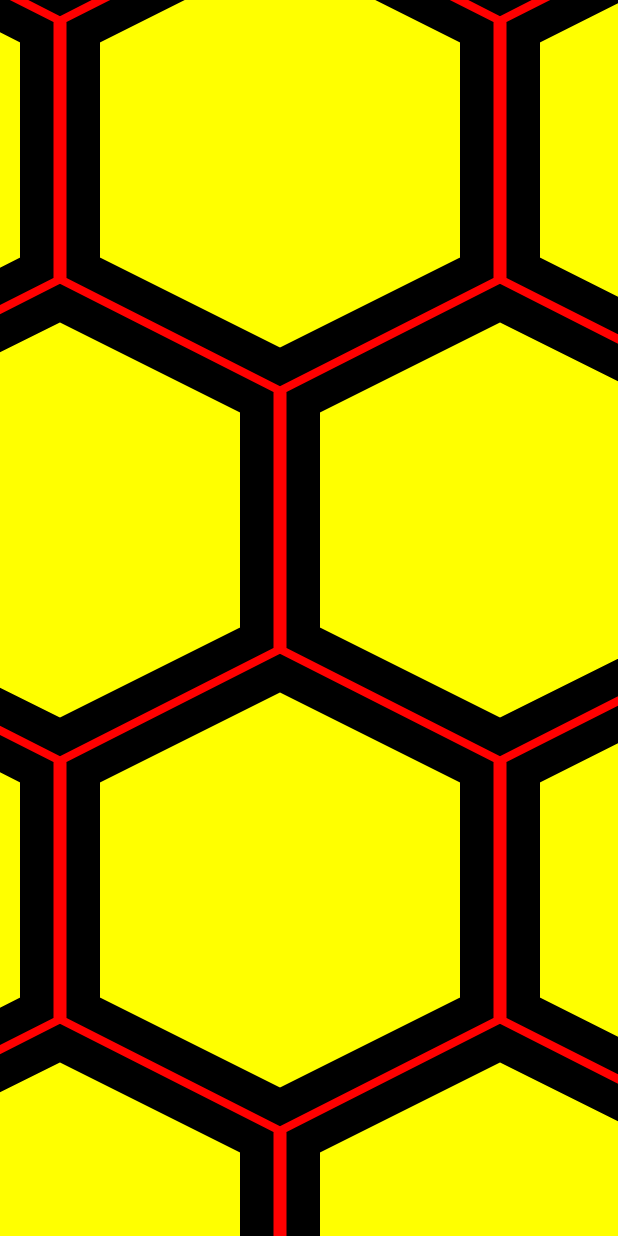
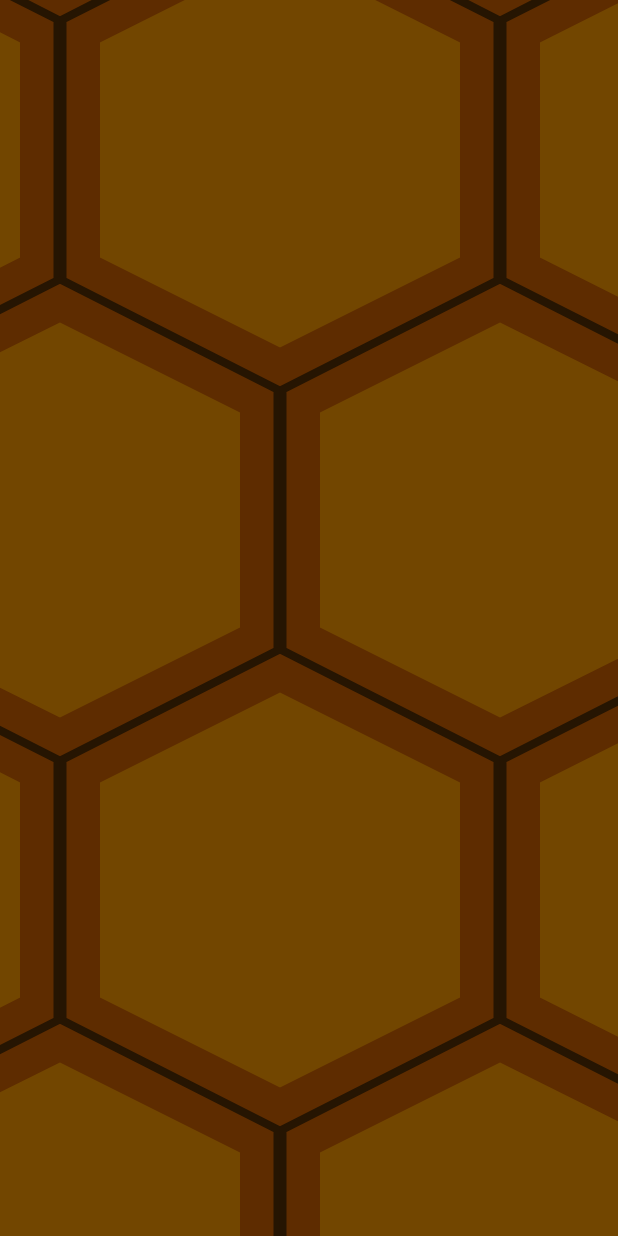
Before and after one commit to Jung-Eric/Paradyss_Project, an Android app: the screen it shows after launch (MainActivity), on a phone screen of 412 x 824 dp. Run offline under Robolectric (Android 15) with nearby library versions, the phone set to English and light mode, and no system bars.

Commit message:
almost function added

```diff
--- a/Paradyss_v001/app/src/main/java/com/example/paradyss_v1/MainActivity.java
+++ b/Paradyss_v001/app/src/main/java/com/example/paradyss_v1/MainActivity.java
@@ -23,6 +23,8 @@ import android.view.Window;
 import android.view.WindowManager;
 
 import java.util.Random;
+import java.util.TimerTask;
+
 
 public class MainActivity extends AppCompatActivity {
 
@@ -33,6 +35,8 @@ public class MainActivity extends AppCompatActivity {
     private SensorEventListener mAccLis;
     private Sensor mAccelometerSensor = null;
 
+    public int x = 0;
+    public int y = 0;
 
     // 위 아래 블록 세트 여부 0이면 1->2 / 1이면 2->1
     public int blockBool = 0;
@@ -56,6 +60,10 @@ public class MainActivity extends AppCompatActivity {
 
     //10개 행 중에서 4칸을 넘어가면 새로
 
+
+    // 우선 뷰는 새로 하나 만든다.
+    //MyView my_nv = new MyView(this);
+
     @Override
     protected void onCreate(Bundle savedInstanceState) {
 
@@ -78,7 +86,15 @@ public class MainActivity extends AppCompatActivity {
         //회전 불가 옵션
         setRequestedOrientation(ActivityInfo.SCREEN_ORIENTATION_PORTRAIT);
         super.onCreate(savedInstanceState);
+
+
+        // 이게 My view를 받아서 동작시키는 제일 중요한 함수--------------------------------
         setContentView(new MyView(this));
+
+        //MyView my_nv = new MyView(this);
+        //setContentView(my_nv);
+
+
         //그림 그릴 때는 아래를 지운다 일반 레이아웃은 없애야 겠지..
 
         /*
@@ -324,6 +340,10 @@ class MyView extends View{
     Paint [] paint_blockline;
     Path [] path_blockline;
 
+    //이 만큼 이동했다고 보정해서 출력해 주는 것이다!
+    public int x;
+    public int y;
+
     //Paint paint_block2;
     //Path path_block2;
 
@@ -453,18 +473,18 @@ class MyView extends View{
         */
 
         for(int i = 0; i< 40; i++){
-            paint_block[i].setColor(Color.YELLOW);
+            paint_block[i].setColor(Color.rgb(114,70,0));
             paint_block[i].setStyle(Paint.Style.FILL);
             canvas.drawPath(path_block[i],paint_block[i]);
             //외곽선
-            paint_block[i].setColor(Color.BLACK);
+            paint_block[i].setColor(Color.rgb(94,44,0));
             paint_block[i].setStyle(Paint.Style.STROKE);
             canvas.drawPath(path_block[i],paint_block[i]);
             //
         }
 
         for(int i = 0; i<40; i ++){
-            paint_blockline[i].setColor(Color.RED);
+            paint_blockline[i].setColor(Color.rgb(38, 21, 2));
             paint_blockline[i].setStyle(Paint.Style.STROKE);
             canvas.drawPath(path_blockline[i],paint_blockline[i]);
         }
@@ -493,6 +513,15 @@ class MyView extends View{
 
 
 }
+//게임 내 시간을 흐르게 만드는 기능
+class CustomTimer extends TimerTask{
+    @Override
+    public void run(){
+
+
+    }
+
+}
 
 
 
```
Also changed, not shown: Paradyss_v001/app/src/main/java/com/example/paradyss_v1/MainUser.java (added, +23 -0 lines), Paradyss_v001/app/src/main/res/values/colors.xml (+17 -0 lines), Paradyss_v001/app/src/main/res/drawable/cave.png (added), Paradyss_v001/app/src/main/res/drawable/character_0.png (added), Paradyss_v001/app/src/main/res/drawable/character_1.png (added), Paradyss_v001/app/src/main/res/drawable/character_10.png (added), Paradyss_v001/app/src/main/res/drawable/character_2.png (added), Paradyss_v001/app/src/main/res/drawable/character_3.png (added), Paradyss_v001/app/src/main/res/drawable/character_4.png (added), Paradyss_v001/app/src/main/res/drawable/character_5.png (added), Paradyss_v001/app/src/main/res/drawable/character_6.png (added), Paradyss_v001/app/src/main/res/drawable/character_7.png (added), Paradyss_v001/app/src/main/res/drawable/character_8.png (added), Paradyss_v001/app/src/main/res/drawable/character_9.png (added).
